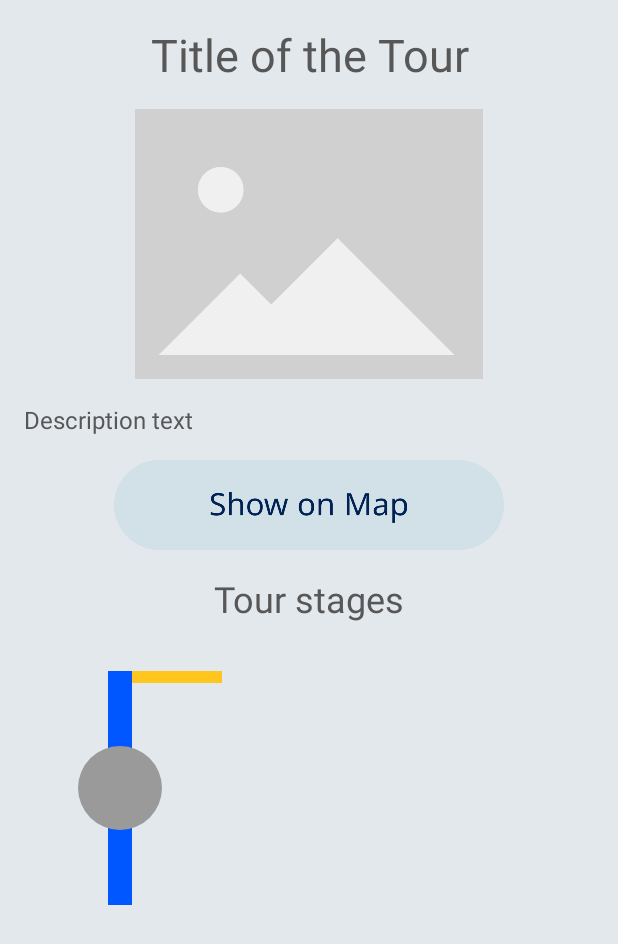
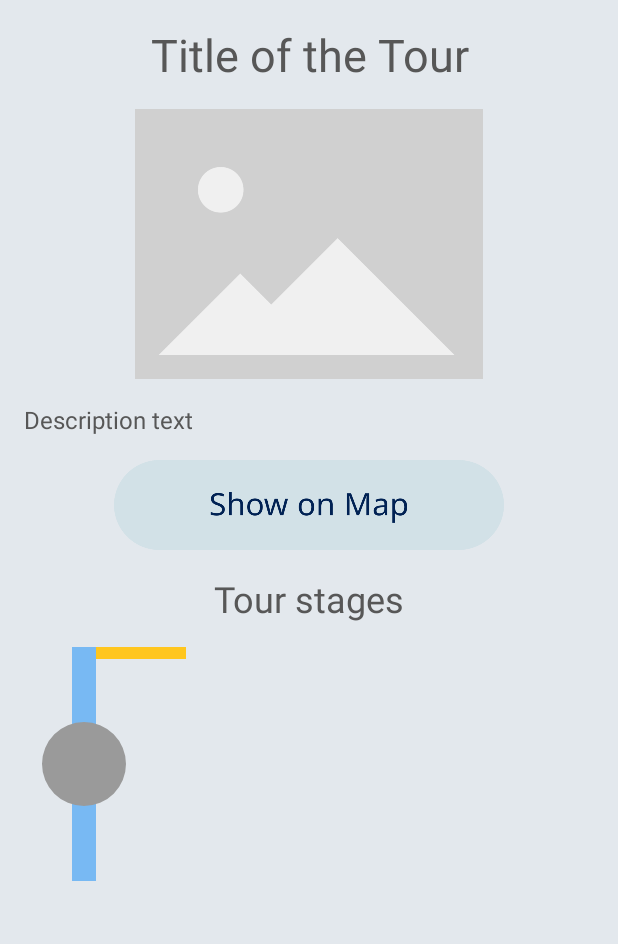
Before and after one commit to TuomasB73/SightTourApp, an Android app: the layout fragment_individual_tour.xml on its own in the app's theme, with its tools: preview values and no code run, on a phone screen of 412 x 824 dp. Shown: the top 944 px of the screen. Run offline under Robolectric (Android 15) with nearby library versions, the phone set to English and light mode, and no system bars.

Commit message:
Tour route line on map

```diff
--- a/app/build.gradle
+++ b/app/build.gradle
@@ -44,6 +44,7 @@ dependencies {
     implementation "androidx.fragment:fragment-ktx:1.5.4"
 
     implementation 'org.osmdroid:osmdroid-android:6.1.10'
+    implementation 'com.github.MKergall:osmbonuspack:6.9.0'
 
     implementation "androidx.lifecycle:lifecycle-viewmodel-ktx:2.5.1"
     implementation "androidx.lifecycle:lifecycle-livedata-ktx:2.5.1"
--- a/app/src/main/res/layout/bottom_tab_nav_bar.xml
+++ b/app/src/main/res/layout/bottom_tab_nav_bar.xml
@@ -116,7 +116,6 @@
                 android:id="@+id/activitiesAndEventsTextView"
                 android:layout_width="wrap_content"
                 android:layout_height="wrap_content"
-                android:layout_weight="1"
                 android:text="@string/menu_activities_and_events"
                 android:textAlignment="center"
                 android:textColor="@color/dark_gray"
--- a/app/src/main/res/layout/fragment_individual_tour.xml
+++ b/app/src/main/res/layout/fragment_individual_tour.xml
@@ -80,9 +80,9 @@
                 android:id="@+id/tripStagesContainer"
                 android:layout_width="0dp"
                 android:layout_height="wrap_content"
-                android:layout_margin="16dp"
+                android:layout_marginTop="8dp"
                 android:orientation="vertical"
-                android:padding="16dp"
+                android:padding="8dp"
                 app:layout_constraintEnd_toEndOf="parent"
                 app:layout_constraintStart_toStartOf="parent"
                 app:layout_constraintTop_toBottomOf="@+id/tourStagesTextView">
--- a/app/src/main/res/layout/tour_stage_layout.xml
+++ b/app/src/main/res/layout/tour_stage_layout.xml
@@ -10,7 +10,7 @@
         android:layout_width="16dp"
         android:layout_height="156dp"
         android:layout_marginStart="40dp"
-        android:background="@color/blue"
+        android:background="@color/light_blue"
         app:layout_constraintBottom_toBottomOf="parent"
         app:layout_constraintStart_toStartOf="parent"
         app:layout_constraintTop_toTopOf="parent" />
@@ -47,10 +47,11 @@
 
     <TextView
         android:id="@+id/startLocationTextView"
-        android:layout_width="wrap_content"
+        android:layout_width="0dp"
         android:layout_height="wrap_content"
         android:layout_marginStart="20dp"
         android:layout_marginEnd="16dp"
+        android:maxLines="1"
         android:textSize="18sp"
         app:layout_constraintEnd_toEndOf="parent"
         app:layout_constraintHorizontal_bias="0.0"
@@ -81,10 +82,11 @@
 
     <TextView
         android:id="@+id/endLocationTextView"
-        android:layout_width="wrap_content"
+        android:layout_width="0dp"
         android:layout_height="wrap_content"
         android:layout_marginStart="20dp"
         android:layout_marginEnd="16dp"
+        android:maxLines="1"
         android:textSize="18sp"
         app:layout_constraintBottom_toBottomOf="parent"
         app:layout_constraintEnd_toEndOf="parent"
--- a/app/src/main/res/values/colors.xml
+++ b/app/src/main/res/values/colors.xml
@@ -5,11 +5,10 @@
     <color name="background">#E3E8ED</color>
     <color name="dark_theme_background">#1B4570</color>
     <color name="very_light_blue">#D2E1E7</color>
-    <color name="light_blue">#44778B</color>
+    <color name="light_blue">#78B9F3</color>
     <color name="dark_gray">#575757</color>
     <color name="black">#FF000000</color>
     <color name="white">#FFFFFFFF</color>
-    <color name="blue">#0056FF</color>
     <color name="light_gray">#9A9A9A</color>
     <color name="primary_gray">#F5F5F5</color>
 </resources>
--- a/settings.gradle
+++ b/settings.gradle
@@ -10,6 +10,7 @@ dependencyResolutionManagement {
     repositories {
         google()
         mavenCentral()
+        maven { url "https://jitpack.io" }
     }
 }
 rootProject.name = "SightTour"
```
Also changed, not shown: app/src/main/java/fi/urbanmappers/sighttour/fragments/TourRouteMapFragment.kt (+33 -5 lines).
